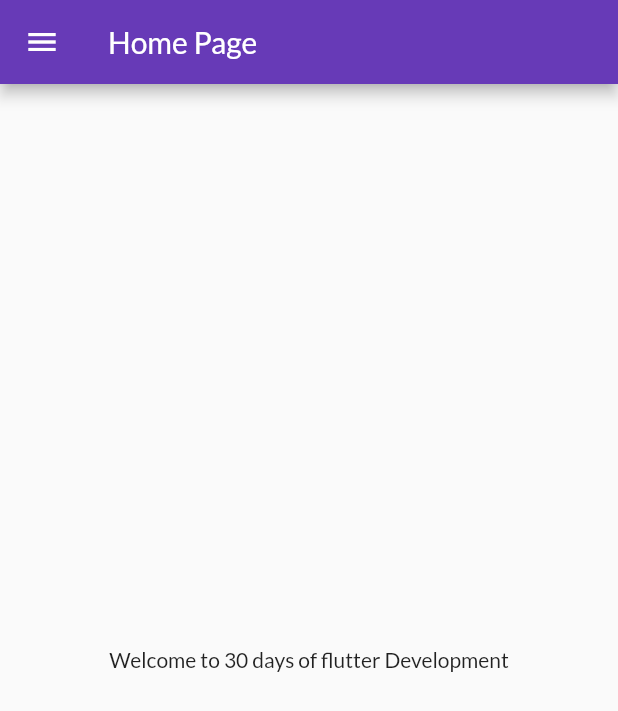
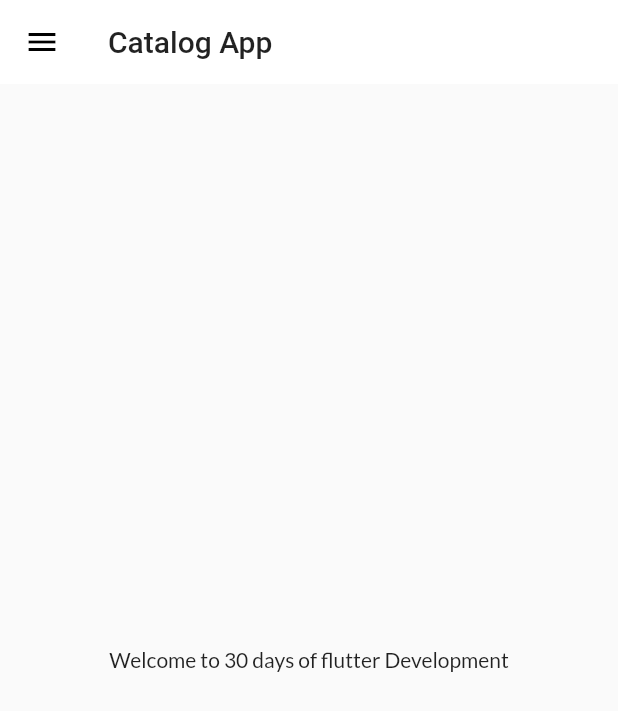
Before and after one commit to nazeerahmad/30DaysOfFlutter, a Flutter app: the screen it shows after launch, on a phone screen of 412 x 824 dp. Shown: the top 711 px of the screen. Run offline on Flutter 3.47's test engine with Material 2 defaults, Android fonts, the phone set to English and light mode, and no system bars; our stand-ins replace google_fonts; missing offline and left inert: dart:html.

Commit message:
Themes Extracted

```diff
--- a/lib/main.dart
+++ b/lib/main.dart
@@ -2,6 +2,7 @@ import 'package:flutter/material.dart';
 import 'package:flutter_catalog/screens/home_page.dart';
 import 'package:flutter_catalog/screens/login_page.dart';
 import 'package:flutter_catalog/utils/routes.dart';
+import 'package:flutter_catalog/widgets/themes.dart';
 import 'package:google_fonts/google_fonts.dart';
 
 void main() {
@@ -18,13 +19,8 @@ class _MyAppState extends State<MyApp> {
   Widget build(BuildContext context) {
     return MaterialApp(
       themeMode: ThemeMode.light,
-      darkTheme: ThemeData(brightness: Brightness.dark),
-      theme: ThemeData(
-        primarySwatch: Colors.deepPurple,
-        fontFamily: GoogleFonts.lato().fontFamily,
-        // primaryTextTheme: GoogleFonts.latoTextTheme()
-      ),
-
+      darkTheme: MyTheme.darkTheme(context),
+      theme: MyTheme.lightTheme(context),
       debugShowCheckedModeBanner: false,
       initialRoute: MyRoutes.homeRoute,
       routes: {
--- a/lib/screens/home_page.dart
+++ b/lib/screens/home_page.dart
@@ -4,11 +4,11 @@ import 'package:flutter_catalog/widgets/drawer.dart';
 class HomePage extends StatelessWidget {
   @override
   Widget build(BuildContext context) {
-    int days=30;
-    String dev="Development";
+    int days = 30;
+    String dev = "Development";
     return Scaffold(
       appBar: AppBar(
-        title: Text('Home Page'),
+        title: Text('Catalog App'),
       ),
       body: Center(
         child: Container(
--- /dev/null
+++ b/lib/widgets/themes.dart
@@ -0,0 +1,20 @@
+import 'dart:html';
+
+import 'package:flutter/material.dart';
+import 'package:google_fonts/google_fonts.dart';
+
+class MyTheme {
+  static ThemeData lightTheme(BuildContext context) => ThemeData(
+      primarySwatch: Colors.deepPurple,
+      fontFamily: GoogleFonts.lato().fontFamily,
+      appBarTheme: AppBarTheme(
+        color: Colors.white,
+        elevation: 0.0,
+        iconTheme: IconThemeData(color: Colors.black),
+        textTheme: Theme.of(context).textTheme,
+      ));
+
+  static ThemeData darkTheme(BuildContext context) => ThemeData(
+     brightness: Brightness.dark
+      );
+}
```
